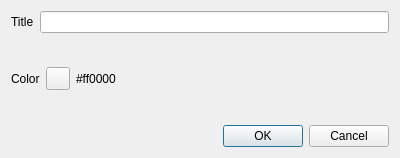
Before: the Qt Designer form sdrgui/gui/basicfeaturesettingsdialog.ui in f4exb/sdrangel, drawn with Qt 5.
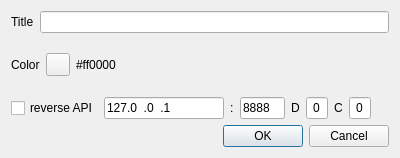
After: the same form once the commit is applied.

```diff
--- a/sdrgui/gui/basicfeaturesettingsdialog.ui
+++ b/sdrgui/gui/basicfeaturesettingsdialog.ui
@@ -91,6 +91,154 @@
      </item>
     </layout>
    </item>
+   <item>
+    <layout class="QHBoxLayout" name="reverseAPILayout">
+     <item>
+      <widget class="QCheckBox" name="reverseAPI">
+       <property name="toolTip">
+        <string>Sychronize with reverse API </string>
+       </property>
+       <property name="text">
+        <string>reverse API</string>
+       </property>
+      </widget>
+     </item>
+     <item>
+      <widget class="QLineEdit" name="reverseAPIAddress">
+       <property name="minimumSize">
+        <size>
+         <width>120</width>
+         <height>0</height>
+        </size>
+       </property>
+       <property name="toolTip">
+        <string>Reverse API address</string>
+       </property>
+       <property name="inputMask">
+        <string>000.000.000.000</string>
+       </property>
+       <property name="text">
+        <string>127.0.0.1</string>
+       </property>
+      </widget>
+     </item>
+     <item>
+      <widget class="QLabel" name="reverseAPISeparator">
+       <property name="text">
+        <string>:</string>
+       </property>
+      </widget>
+     </item>
+     <item>
+      <widget class="QLineEdit" name="reverseAPIPort">
+       <property name="minimumSize">
+        <size>
+         <width>45</width>
+         <height>0</height>
+        </size>
+       </property>
+       <property name="maximumSize">
+        <size>
+         <width>45</width>
+         <height>16777215</height>
+        </size>
+       </property>
+       <property name="toolTip">
+        <string>Reverse API port</string>
+       </property>
+       <property name="inputMask">
+        <string>00000</string>
+       </property>
+       <property name="text">
+        <string>8888</string>
+       </property>
+      </widget>
+     </item>
+     <item>
+      <widget class="QLabel" name="reverseAPIDeviceLabel">
+       <property name="text">
+        <string>D</string>
+       </property>
+      </widget>
+     </item>
+     <item>
+      <widget class="QLineEdit" name="reverseAPIDeviceIndex">
+       <property name="minimumSize">
+        <size>
+         <width>22</width>
+         <height>0</height>
+        </size>
+       </property>
+       <property name="maximumSize">
+        <size>
+         <width>22</width>
+         <height>16777215</height>
+        </size>
+       </property>
+       <property name="toolTip">
+        <string>Reverse API destination device index</string>
+       </property>
+       <property name="inputMask">
+        <string>00</string>
+       </property>
+       <property name="text">
+        <string>0</string>
+       </property>
+       <property name="alignment">
+        <set>Qt::AlignRight|Qt::AlignTrailing|Qt::AlignVCenter</set>
+       </property>
+      </widget>
+     </item>
+     <item>
+      <widget class="QLabel" name="reverseAPIChannelLabel">
+       <property name="text">
+        <string>C</string>
+       </property>
+      </widget>
+     </item>
+     <item>
+      <widget class="QLineEdit" name="reverseAPIChannelIndex">
+       <property name="minimumSize">
+        <size>
+         <width>22</width>
+         <height>0</height>
+        </size>
+       </property>
+       <property name="maximumSize">
+        <size>
+         <width>22</width>
+         <height>16777215</height>
+        </size>
+       </property>
+       <property name="toolTip">
+        <string>Reverse API destination channel index</string>
+       </property>
+       <property name="inputMask">
+        <string>00</string>
+       </property>
+       <property name="text">
+        <string>0</string>
+       </property>
+       <property name="alignment">
+        <set>Qt::AlignRight|Qt::AlignTrailing|Qt::AlignVCenter</set>
+       </property>
+      </widget>
+     </item>
+     <item>
+      <spacer name="horizontalSpacer_2">
+       <property name="orientation">
+        <enum>Qt::Horizontal</enum>
+       </property>
+       <property name="sizeHint" stdset="0">
+        <size>
+         <width>40</width>
+         <height>20</height>
+        </size>
+       </property>
+      </spacer>
+     </item>
+    </layout>
+   </item>
    <item>
     <widget class="QDialogButtonBox" name="buttonBox">
      <property name="orientation">
```
